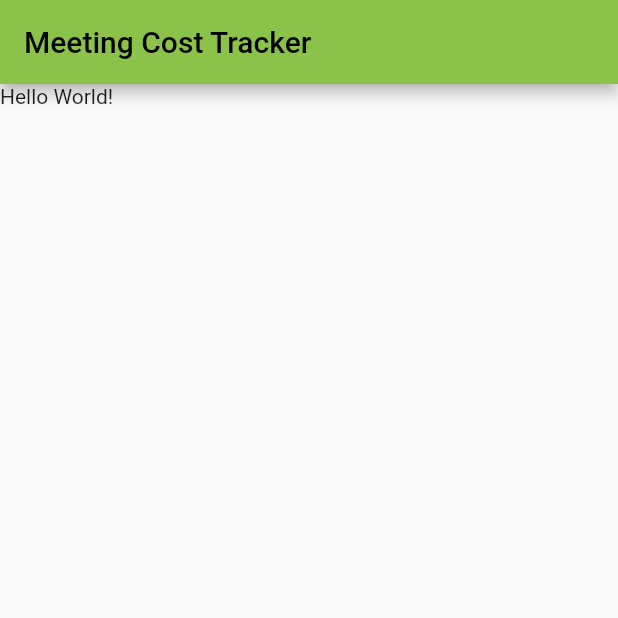
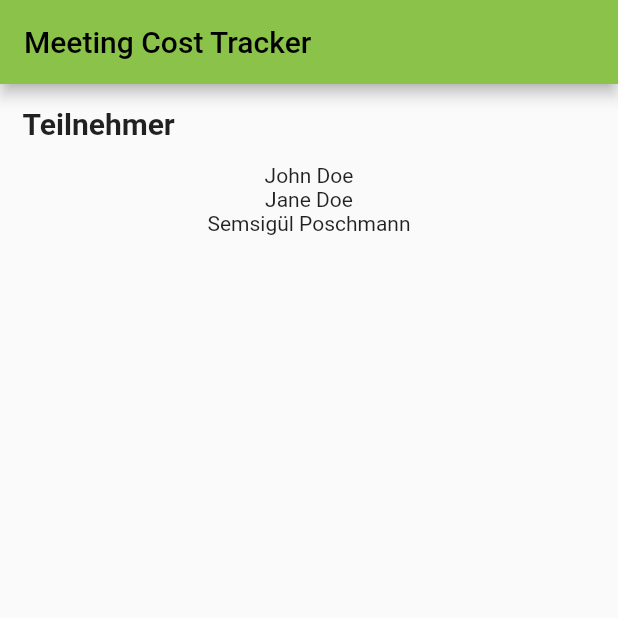
Before and after one commit to aposchmann/meeting-cost-tracker, a Flutter app: the screen it shows after launch, on a phone screen of 412 x 824 dp, the top half of it. Run offline on Flutter 3.47's test engine with Material 2 defaults, Android fonts, the phone set to English and light mode, and no system bars.

Commit message:
Basic meeting participant list

```diff
--- a/lib/app/app.dart
+++ b/lib/app/app.dart
@@ -1,4 +1,6 @@
 import 'package:flutter/material.dart';
+
+import '../meeting/meeting_screen.dart';
 
 class App extends StatelessWidget {
   const App({Key? key}) : super(key: key);
@@ -10,14 +12,7 @@ class App extends StatelessWidget {
     return MaterialApp(
       title: title,
       theme: ThemeData(primarySwatch: Colors.lightGreen),
-      home: Scaffold(
-        appBar: AppBar(
-          title: Text(title),
-        ),
-        body: Column(
-          children: const [Text("Hello World!")],
-        ),
-      ),
+      home: MeetingScreen(title: title),
     );
   }
 }
--- /dev/null
+++ b/lib/meeting/meeting_participant_list.dart
@@ -0,0 +1,19 @@
+import 'package:flutter/material.dart';
+
+class MeetingParticipantList extends StatefulWidget {
+  const MeetingParticipantList({Key? key}) : super(key: key);
+
+  @override
+  State<MeetingParticipantList> createState() => _MeetingParticipantListState();
+}
+
+class _MeetingParticipantListState extends State<MeetingParticipantList> {
+  List<String> participants = ["John Doe", "Jane Doe", "Semsigül Poschmann"];
+
+  @override
+  Widget build(BuildContext context) {
+    return Column(
+      children: participants.map((participant) => Text(participant)).toList(),
+    );
+  }
+}
--- /dev/null
+++ b/lib/meeting/meeting_screen.dart
@@ -0,0 +1,35 @@
+import 'package:flutter/material.dart';
+import 'package:meeting_cost_tracker/meeting/meeting_participant_list.dart';
+
+class MeetingScreen extends StatelessWidget {
+  const MeetingScreen({
+    Key? key,
+    required this.title,
+  }) : super(key: key);
+
+  final String title;
+
+  @override
+  Widget build(BuildContext context) {
+    return Scaffold(
+      appBar: AppBar(
+        title: Text(title),
+      ),
+      body: Column(
+        crossAxisAlignment: CrossAxisAlignment.stretch,
+        children: const [
+          SafeArea(
+            minimum: EdgeInsets.all(15),
+            child: Text(
+              "Teilnehmer",
+              style: TextStyle(fontSize: 20, fontWeight: FontWeight.bold),
+            ),
+          ),
+          SafeArea(
+              minimum: EdgeInsets.symmetric(horizontal: 15),
+              child: MeetingParticipantList())
+        ],
+      ),
+    );
+  }
+}
```
